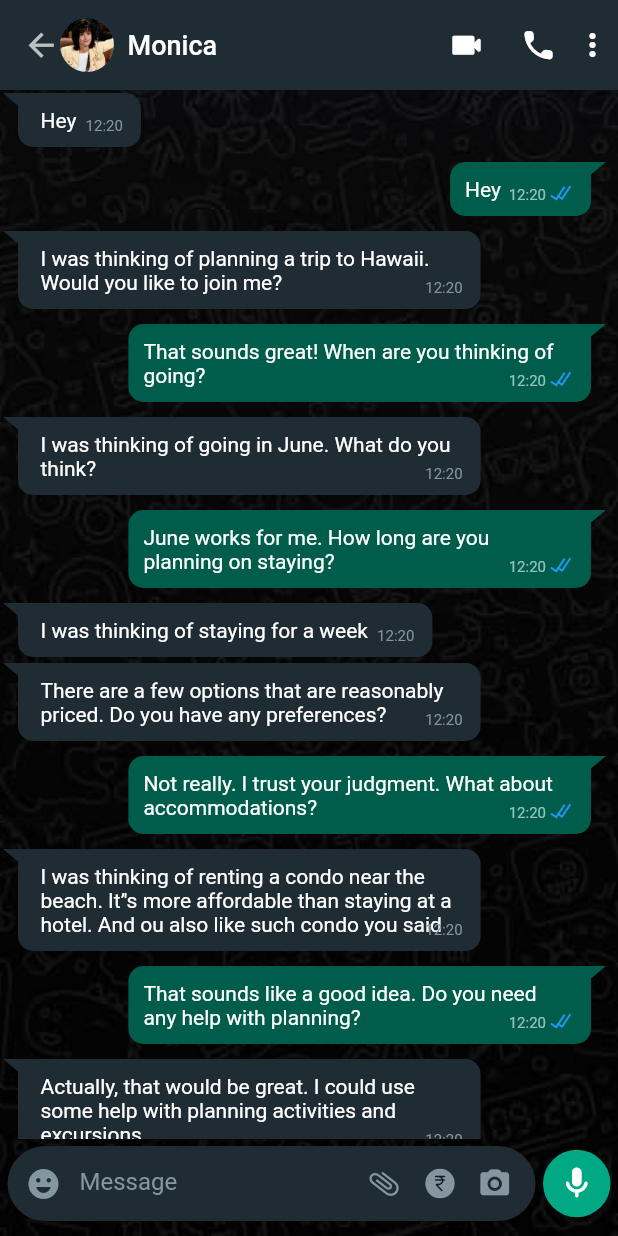
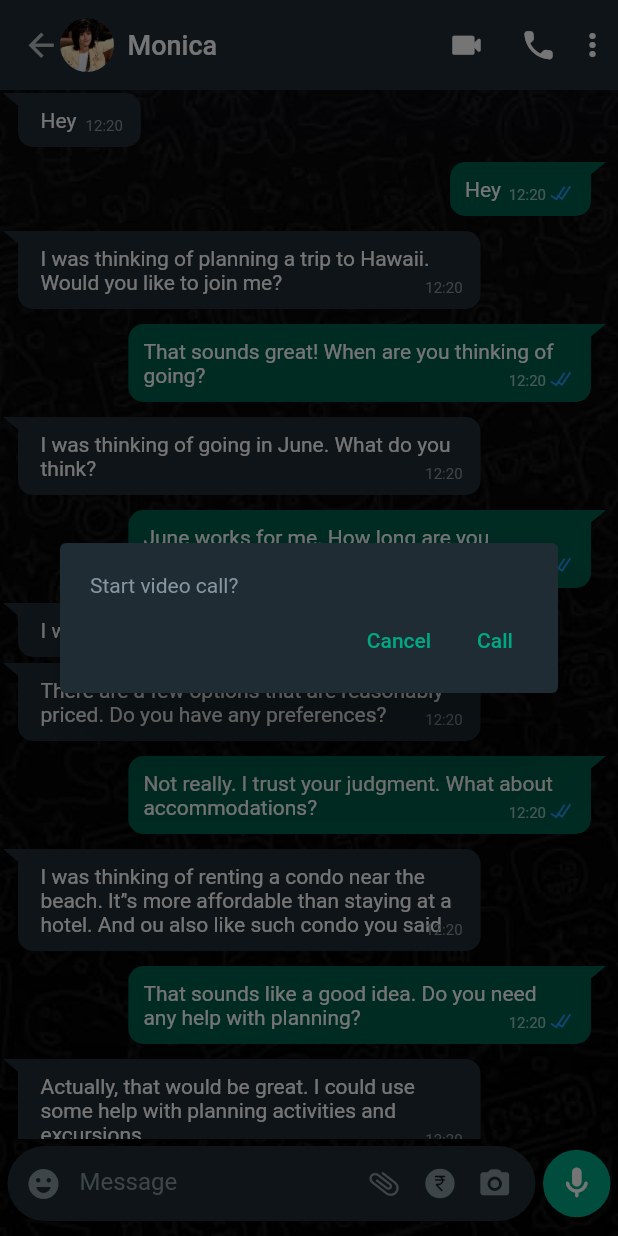
Before and after one commit to CodingHashira/whatsapp-android-ui-clone, a Flutter app: the ConversationPage screen opened by its route, after a tap on the "videocam" icon, on a phone screen of 412 x 824 dp. Run offline on Flutter 3.47's test engine with Material 2 defaults, Android fonts, the phone set to English and light mode, and no system bars; drawn by our look-alikes of flutter_chat_bubble; our stand-ins replace feather_icons, percent_indicator.

Commit message:
Modify actions.dart, support call dialog

```diff
--- a/lib/pages/conversation_page/actions.dart
+++ b/lib/pages/conversation_page/actions.dart
@@ -1,8 +1,10 @@
 import 'package:flutter/material.dart';
+import 'package:ui_flutter_whatsapp/alert_dialogs/conversation_call.dart';
 
 import 'package:ui_flutter_whatsapp/constants.dart';
 import 'package:ui_flutter_whatsapp/model/data.dart';
 import 'package:ui_flutter_whatsapp/common/popup_menu_button.dart';
+import 'package:ui_flutter_whatsapp/services/handle_navigation.dart';
 
 class ChatPageActions extends StatelessWidget {
   static const data = Data();
@@ -18,7 +20,11 @@ class ChatPageActions extends StatelessWidget {
         mainAxisAlignment: MainAxisAlignment.spaceAround,
         children: [
           IconButton(
-            onPressed: () {},
+            onPressed: () => NavigationHelper.openDialog(
+              context: context,
+              dialogWidget:
+                  const ConversationCallDialog(title: 'Start video call?'),
+            ),
             icon: const Icon(
               Icons.videocam_rounded,
               color: Colors.white,
@@ -26,7 +32,11 @@ class ChatPageActions extends StatelessWidget {
             ),
           ),
           IconButton(
-            onPressed: () {},
+            onPressed: () => NavigationHelper.openDialog(
+              context: context,
+              dialogWidget:
+                  const ConversationCallDialog(title: 'Start voice call?'),
+            ),
             icon: const Icon(
               Icons.call_rounded,
               color: Colors.white,
```
